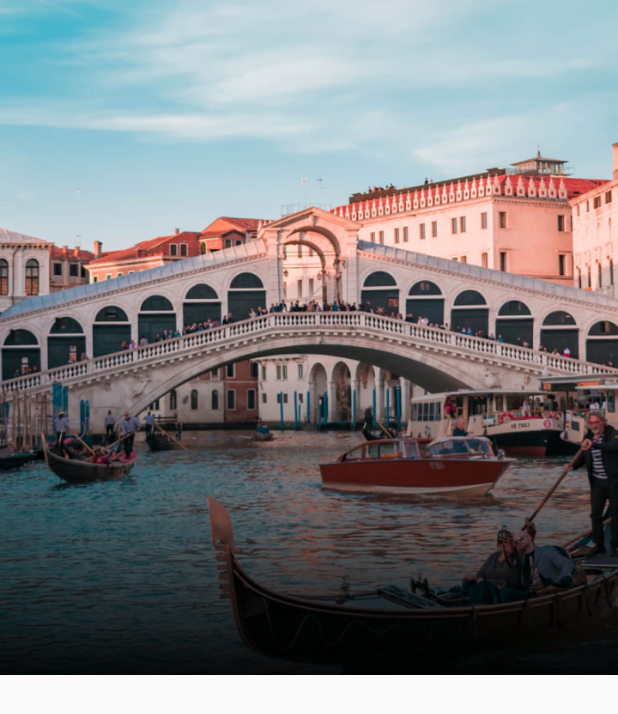
After one commit to lazlanrafar/airplane, a Flutter app: the MainPage screen opened by its route, after a tap on "4.8", on a phone screen of 412 x 824 dp. The commit adds this screen. Shown: the top 714 px of the screen. Run offline on Flutter 3.47's test engine with Material 2 defaults, Android fonts, the phone set to English and light mode, and no system bars; our stand-ins replace google_fonts.

Commit message:
slicing bg detail page

```diff
--- a/lib/main.dart
+++ b/lib/main.dart
@@ -1,4 +1,5 @@
 import 'package:airplane/ui/pages/bonus_page.dart';
+import 'package:airplane/ui/pages/detail_page.dart';
 import 'package:airplane/ui/pages/get_started_page.dart';
 import 'package:airplane/ui/pages/main_page.dart';
 import 'package:airplane/ui/pages/sign_up_page.dart';
@@ -20,6 +21,7 @@ class MyApp extends StatelessWidget {
         '/sign-up': (context) => const SignUpPage(),
         '/bonus': (context) => const BonusPage(),
         '/main': (context) => const MainPage(),
+        '/detail': (context) => const DetailPage(),
       },
     );
   }
--- /dev/null
+++ b/lib/ui/pages/detail_page.dart
@@ -0,0 +1,57 @@
+import 'package:airplane/shared/theme.dart';
+import 'package:flutter/material.dart';
+
+class DetailPage extends StatelessWidget {
+  const DetailPage({Key? key}) : super(key: key);
+
+  @override
+  Widget build(BuildContext context) {
+    Widget backgroundImage() {
+      return Container(
+        width: double.infinity,
+        height: 450,
+        decoration: const BoxDecoration(
+          image: DecorationImage(
+            image: AssetImage('assets/dummy/destination/5.png'),
+            fit: BoxFit.cover,
+          ),
+        ),
+        child: Align(
+          alignment: Alignment.bottomCenter,
+          child: Container(
+            height: 214,
+            decoration: BoxDecoration(
+              gradient: LinearGradient(
+                begin: Alignment.topCenter,
+                end: Alignment.bottomCenter,
+                colors: [
+                  Colors.black.withOpacity(0),
+                  Colors.black.withOpacity(0.95),
+                ],
+              ),
+            ),
+          ),
+        ),
+      );
+    }
+
+    Widget content() {
+      return Container(
+        margin: EdgeInsets.symmetric(horizontal: defaultMargin),
+        child: Column(
+          children: [],
+        ),
+      );
+    }
+
+    return Scaffold(
+      backgroundColor: backgroundColor,
+      body: Stack(
+        children: [
+          backgroundImage(),
+          content(),
+        ],
+      ),
+    );
+  }
+}
--- a/lib/ui/widgets/destination_card.dart
+++ b/lib/ui/widgets/destination_card.dart
@@ -18,7 +18,11 @@ class DestinationCard extends StatelessWidget {
 
   @override
   Widget build(BuildContext context) {
-    return Container(
+    return GestureDetector(
+      onTap: () {
+        Navigator.pushNamed(context, '/detail');
+      },
+      child: Container(
         width: 200,
         height: 323,
         margin: EdgeInsets.only(left: defaultMargin),
@@ -99,6 +103,7 @@ class DestinationCard extends StatelessWidget {
             ),
           ],
         ),
+      ),
     );
   }
 }
--- a/lib/ui/widgets/destination_tile.dart
+++ b/lib/ui/widgets/destination_tile.dart
@@ -17,7 +17,11 @@ class DestinationTile extends StatelessWidget {
 
   @override
   Widget build(BuildContext context) {
-    return Container(
+    return GestureDetector(
+      onTap: () {
+        Navigator.pushNamed(context, '/detail');
+      },
+      child: Container(
         padding: const EdgeInsets.all(10),
         margin: const EdgeInsets.only(bottom: 16),
         decoration: BoxDecoration(
@@ -75,6 +79,7 @@ class DestinationTile extends StatelessWidget {
             )
           ],
         ),
+      ),
     );
   }
 }
```
Lines whose indentation alone changed are shown as unchanged.
